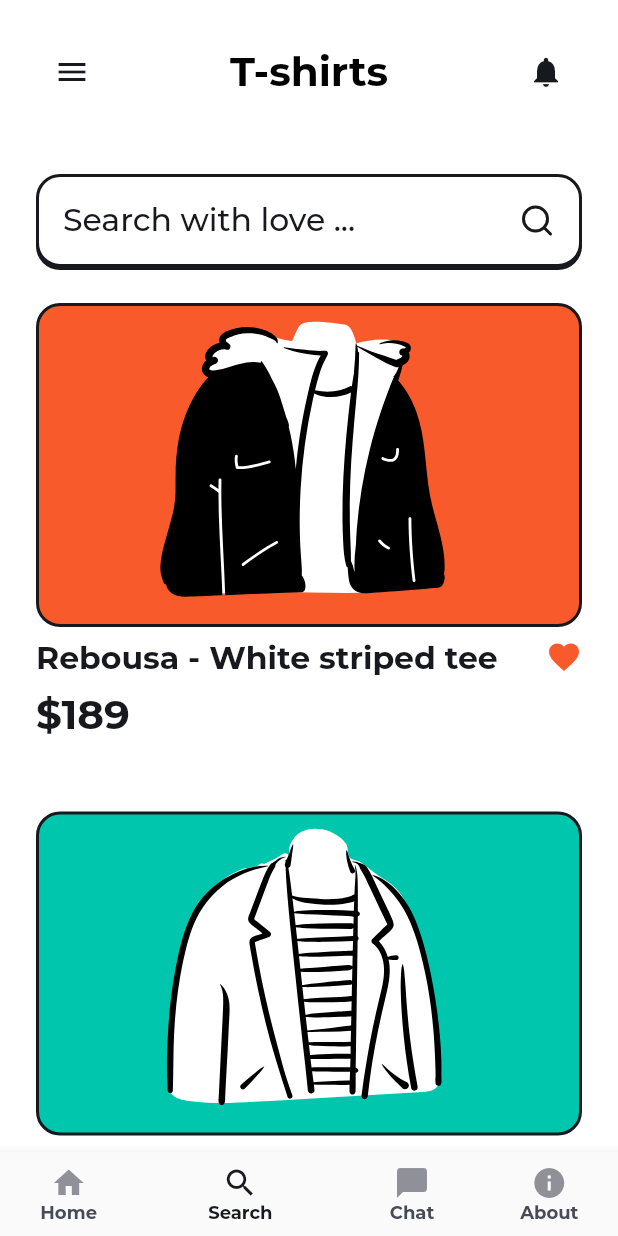
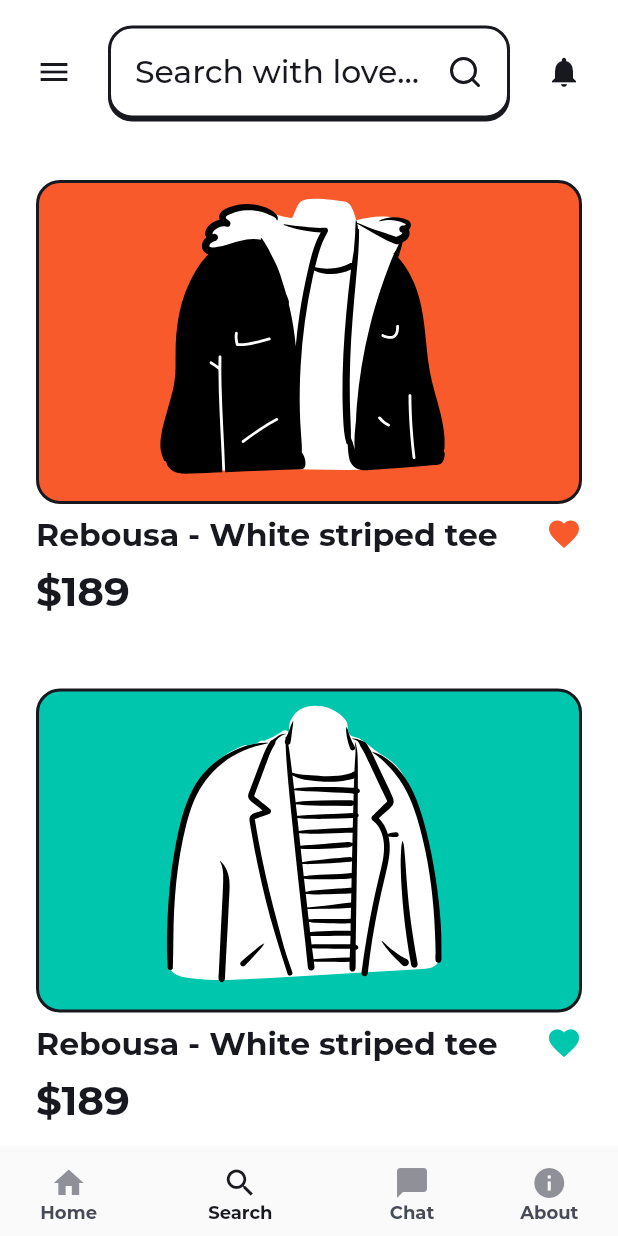
Before and after one commit to Electricitys/borong, a Flutter app: the screen it shows after launch, item 2 of the bottom bar chosen, on a phone screen of 412 x 824 dp. Run offline on Flutter 3.47's test engine with Material 2 defaults, Android fonts, the light colour scheme and no system bars; our stand-ins replace flutter_svg, page_transition; project files that could hold a hidden picture were left out.

Commit message:
Fix appbar on search screen

```diff
--- a/lib/screens/search_screen.dart
+++ b/lib/screens/search_screen.dart
@@ -1,15 +1,13 @@
-import 'dart:io';
-
 import 'package:borong/models/shop_item.dart';
+import 'package:borong/screens/detail_screen.dart';
 import 'package:borong/screens/search_list_screen.dart';
 import 'package:borong/utilities/contra/colors.dart';
-import 'package:borong/widgets/contra/contra_text.dart';
-import 'package:borong/widgets/contra/custom_app_bar.dart';
 import 'package:borong/widgets/contra/custom_search_text.dart';
 import 'package:borong/widgets/contra/shop_card_item.dart';
-import 'package:flutter/foundation.dart';
 import 'package:flutter/material.dart';
 import 'package:uuid/uuid.dart';
+
+import '../widgets/contra/custom_app_bar.dart';
 
 class ShoppingSearchPage extends StatefulWidget {
   const ShoppingSearchPage({Key? key}) : super(key: key);
@@ -92,10 +90,13 @@ class _ShoppingSearchPageState extends State<ShoppingSearchPage> {
       appBar: CustomAppBar(
         height: 96,
         child: Column(
-          mainAxisAlignment: MainAxisAlignment.end,
+          mainAxisAlignment: MainAxisAlignment.center,
           children: [
+            SizedBox(
+              height: MediaQuery.of(context).viewPadding.top,
+            ),
             Padding(
-              padding: const EdgeInsets.all(24.0),
+              padding: const EdgeInsets.symmetric(horizontal: 12.0),
               child: Row(
                 mainAxisAlignment: MainAxisAlignment.spaceEvenly,
                 crossAxisAlignment: CrossAxisAlignment.center,
@@ -105,13 +106,23 @@ class _ShoppingSearchPageState extends State<ShoppingSearchPage> {
                     icon: const Icon(Icons.menu),
                     onPressed: () {},
                   ),
-                  const Expanded(
-                    flex: 1,
-                    child: ContraText(
-                      size: 27,
-                      alignment: Alignment.bottomCenter,
-                      text: "T-shirts",
+                  const SizedBox(
+                    width: 12,
+                  ),
+                  Flexible(
+                    child: CustomSearchText(
+                      iconPath: "assets/icons/ic_search.svg",
+                      text: "Search with love ...",
+                      enable: false,
+                      callback: () {
+                        Navigator.pushNamed(
+                            context, ShoppingSearchListPage.routeName);
+                      },
+                      controller: _textEditingController,
                     ),
+                  ),
+                  const SizedBox(
+                    width: 12,
                   ),
                   IconButton(
                     color: wood_smoke,
@@ -127,22 +138,6 @@ class _ShoppingSearchPageState extends State<ShoppingSearchPage> {
       body: SingleChildScrollView(
         child: Column(
           children: [
-            const SizedBox(
-              height: 20,
-            ),
-            Padding(
-              padding: const EdgeInsets.symmetric(horizontal: 24.0),
-              child: CustomSearchText(
-                iconPath: "assets/icons/ic_search.svg",
-                text: "Search with love ...",
-                enable: false,
-                callback: () {
-                  Navigator.pushNamed(
-                      context, ShoppingSearchListPage.routeName);
-                },
-                controller: _textEditingController,
-              ),
-            ),
             ListView.builder(
                 shrinkWrap: true,
                 physics: const NeverScrollableScrollPhysics(),
@@ -152,7 +147,14 @@ class _ShoppingSearchPageState extends State<ShoppingSearchPage> {
                   return ShopCardItemWidget(
                     shopItem: _items[index],
                     onTap: () {
-                      Navigator.pushNamed(context, "/shopping_detail_page_two");
+                      Navigator.push(
+                        context,
+                        MaterialPageRoute(
+                          builder: (context) => ShoppingDetailPage(
+                            item: _items[index],
+                          ),
+                        ),
+                      );
                     },
                   );
                 }),
--- a/lib/widgets/contra/contra_text.dart
+++ b/lib/widgets/contra/contra_text.dart
@@ -10,12 +10,14 @@ class ContraText extends StatelessWidget {
   final TextAlign? textAlign;
 
   const ContraText(
-      {required this.alignment,
+      {Key? key,
+      required this.alignment,
       required this.text,
       this.size,
       this.color,
       this.weight,
-      this.textAlign});
+      this.textAlign})
+      : super(key: key);
 
   @override
   Widget build(BuildContext context) {
```
Also changed, not shown: lib/main.dart (+0 -63 lines), lib/screens/search_list_screen.dart (+21 -5 lines).
